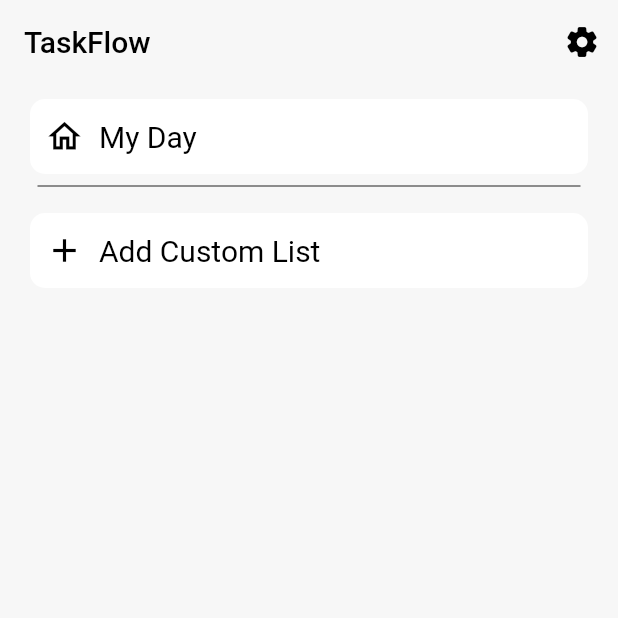
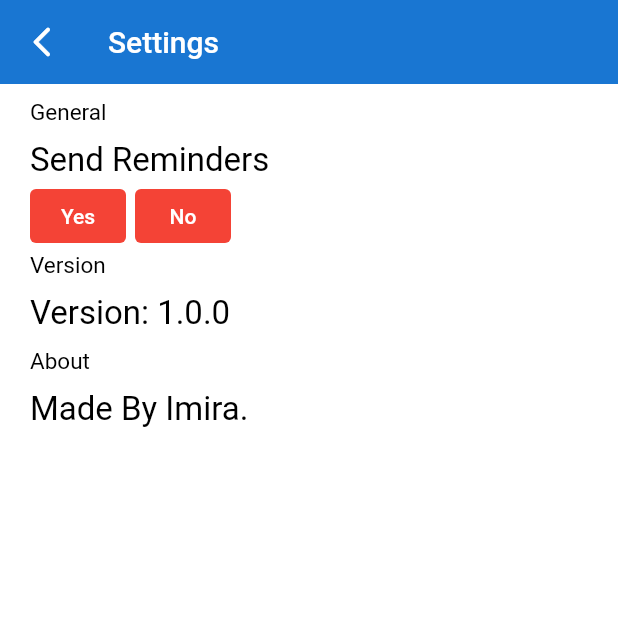
Before and after one commit to Imira-S-R/TaskFlow, a Flutter app: the Home screen opened directly, after a tap on the "settings" icon, on a phone screen of 412 x 824 dp, the top half of it. Run offline on Flutter 3.47's test engine with Material 2 defaults, Android fonts, the phone set to English and light mode, and no system bars; our stand-ins replace date_format, flutter_local_notifications, flutter_native_timezone, rxdart, sqflite, timezone; accounts and stored records are empty.

Commit message:
added new features

```diff
--- /dev/null
+++ b/lib/database/user_database.dart
@@ -0,0 +1,108 @@
+import 'package:path/path.dart';
+import 'package:sqflite/sqflite.dart';
+import 'package:taskflow/model/user_model.dart';
+
+
+class UserDatabase {
+  static final UserDatabase instance = UserDatabase._init();
+
+  static Database? _database;
+
+  UserDatabase._init();
+
+  Future<Database> get database async {
+    if (_database != null) return _database!;
+
+    _database = await _initDB('userinfo_database.db');
+    return _database!;
+  }
+
+  Future<Database> _initDB(String filePath) async {
+    final dbPath = await getDatabasesPath();
+    final path = join(dbPath, filePath);
+
+    return await openDatabase(path, version: 1, onCreate: _createDB);
+  }
+
+  Future _createDB(Database db, int version) async {
+    final idType = 'INTEGER PRIMARY KEY AUTOINCREMENT';
+    final boolType = 'BOOLEAN NOT NULL';
+
+    await db.execute('''
+CREATE TABLE $tableNotes (
+  ${UserFields.id} $idType,
+  ${UserFields.isReminderOn} $boolType
+  )
+''');
+  }
+
+  Future<User> create(User user) async {
+    final db = await instance.database;
+
+    // final json = note.toJson();
+    // final columns =
+    //     '${NoteFields.title}, ${NoteFields.description}, ${NoteFields.time}';
+    // final values =
+    //     '${json[NoteFields.title]}, ${json[NoteFields.description]}, ${json[NoteFields.time]}';
+    // final id = await db
+    //     .rawInsert('INSERT INTO table_name ($columns) VALUES ($values)');
+
+    final id = await db.insert(tableNotes, user.toJson());
+    return user.copy(id: id);
+  }
+
+  Future<User> readNote(int id) async {
+    final db = await instance.database;
+
+    final maps = await db.query(
+      tableNotes,
+      columns: UserFields.values,
+      where: '${UserFields.id} = ?',
+      whereArgs: [id],
+    );
+
+    if (maps.isNotEmpty) {
+      return User.fromJson(maps.first);
+    } else {
+      throw Exception('ID $id not found');
+    }
+  }
+
+  Future<List<User>> readAllNotes() async {
+    final db = await instance.database;
+
+    // final result =
+    //     await db.rawQuery('SELECT * FROM $tableNotes ORDER BY $orderBy');
+
+    final result = await db.query(tableNotes);
+
+    return result.map((json) => User.fromJson(json)).toList();
+  }
+
+  Future<int> update(User user) async {
+    final db = await instance.database;
+
+    return db.update(
+      tableNotes,
+      user.toJson(),
+      where: '${UserFields.id} = ?',
+      whereArgs: [user.id],
+    );
+  }
+
+  Future<int> delete(int id) async {
+    final db = await instance.database;
+
+    return await db.delete(
+      tableNotes,
+      where: '${UserFields.id} = ?',
+      whereArgs: [id],
+    );
+  }
+
+  Future close() async {
+    final db = await instance.database;
+
+    db.close();
+  }
+}
--- a/lib/main.dart
+++ b/lib/main.dart
@@ -1,4 +1,6 @@
 import 'package:flutter/material.dart';
+import 'package:taskflow/database/user_database.dart';
+import 'package:taskflow/model/user_model.dart';
 import 'package:taskflow/screens/get_started_screen.dart';
 import 'package:taskflow/screens/home_screen.dart';
 
@@ -6,14 +8,39 @@ void main() {
   runApp(MyApp());
 }
 
-class MyApp extends StatelessWidget {
+class MyApp extends StatefulWidget {
   const MyApp({ Key? key }) : super(key: key);
+
+  @override
+  _MyAppState createState() => _MyAppState();
+}
+
+class _MyAppState extends State<MyApp> {
+  late List<User> users = [];
+  bool isLoading = false;
+
+
+  @override
+  void initState() {
+    super.initState();
+
+    refreshNotes();
+  }
+
+  Future refreshNotes() async {
+    setState(() => isLoading = true);
+
+    this.users = await UserDatabase.instance.readAllNotes();
+
+    setState(() => isLoading = true);
+  }
 
   @override
   Widget build(BuildContext context) {
     return MaterialApp(
       debugShowCheckedModeBanner: false,
-      home: Home()
+      title: 'TaskFlow',
+      home: users.length == 0 ? GetStartedScreen() : Home(),
     );
   }
 }
--- /dev/null
+++ b/lib/model/user_model.dart
@@ -0,0 +1,41 @@
+final String tableNotes = 'tasks';
+
+class UserFields {
+  static final List<String> values = [
+    /// Add all fields
+    id, isReminderOn
+  ];
+
+  static final String id = '_id';
+  static final String isReminderOn = 'isReminderOn';
+}
+
+class User {
+  final int? id;
+  late bool isReminderOn;
+
+  User(
+      {this.id,
+      required this.isReminderOn,
+      });
+
+  User copy({
+    int? id,
+    bool? isReminderOn,
+
+  }) =>
+      User(
+        id: id ?? this.id,
+        isReminderOn: isReminderOn ?? this.isReminderOn,
+      );
+
+  static User fromJson(Map<String, Object?> json) => User(
+        id: json[UserFields.id] as int?,
+        isReminderOn: json[UserFields.isReminderOn] == 1,
+      );
+
+  Map<String, Object?> toJson() => {
+        UserFields.id: id,
+        UserFields.isReminderOn: isReminderOn ? 1 : 0,
+      };
+}
--- a/lib/screens/home_screen.dart
+++ b/lib/screens/home_screen.dart
@@ -6,6 +6,7 @@ import 'package:taskflow/screens/all_tasks_screen.dart';
 import 'package:taskflow/screens/custom_list_screen.dart';
 import 'package:taskflow/screens/important_screen.dart';
 import 'package:taskflow/screens/my_day_screen.dart';
+import 'package:taskflow/screens/settings_screen.dart';
 import 'package:taskflow/widgets/home_screen_tile.dart';
 
 class Home extends StatefulWidget {
@@ -41,18 +42,22 @@ class _HomeState extends State<Home> {
       backgroundColor: Color(0xffF7F7F7),
       appBar: AppBar(
         elevation: 0.0,
-        backgroundColor: Color(0xffF7F7F7),
+        brightness: Brightness.dark,
+        backgroundColor: Colors.blue[700],
         title: Text(
           'TaskFlow',
-          style: TextStyle(color: Colors.black),
+          style: TextStyle(color: Colors.white),
         ),
         actions: [
           IconButton(
               tooltip: 'Settings',
-              onPressed: () {},
+              onPressed: () {
+                Navigator.of(context).push(
+                    MaterialPageRoute(builder: (context) => SettingsScreen()));
+              },
               icon: Icon(
                 Icons.settings_rounded,
-                color: Colors.black,
+                color: Colors.white,
               ))
         ],
       ),
@@ -67,7 +72,6 @@ class _HomeState extends State<Home> {
             text: 'My Day',
             route: MyDay(),
           ),
-
           Container(
             width: MediaQuery.of(context).size.width - 50.0,
             child: Divider(
@@ -98,11 +102,10 @@ class _HomeState extends State<Home> {
                       onTap: () {
                         Navigator.of(context).push(MaterialPageRoute(
                             builder: (context) => CustomListScreen(
-                                  listName: lists[index].listName,
-                                  color: lists[index].color,
-                                  refreshLists: refreshNotes,
-                                  id: lists[index].id
-                                )));
+                                listName: lists[index].listName,
+                                color: lists[index].color,
+                                refreshLists: refreshNotes,
+                                id: lists[index].id)));
                       },
                       child: Container(
                           width: MediaQuery.of(context).size.width - 50.0,
--- a/lib/screens/my_day_screen.dart
+++ b/lib/screens/my_day_screen.dart
@@ -36,6 +36,7 @@ class _MyDayState extends State<MyDay> {
   Widget build(BuildContext context) {
     return Scaffold(
       floatingActionButton: FloatingActionButton(
+        tooltip: 'Add new task',
         onPressed: () {
           Navigator.of(context).push(MaterialPageRoute(
               builder: (context) => AddTaskScreen(
@@ -51,6 +52,7 @@ class _MyDayState extends State<MyDay> {
       ),
       backgroundColor: Color(0xff788BFF),
       appBar: AppBar(
+        brightness: Brightness.dark,
         leading: IconButton(
           icon: Icon(
             Icons.arrow_back_ios_new_rounded,
--- /dev/null
+++ b/lib/screens/settings_screen.dart
@@ -0,0 +1,160 @@
+import 'package:flutter/material.dart';
+import 'package:taskflow/database/user_database.dart';
+import 'package:taskflow/model/user_model.dart';
+
+class SettingsScreen extends StatefulWidget {
+  const SettingsScreen({Key? key}) : super(key: key);
+
+  @override
+  _SettingsScreenState createState() => _SettingsScreenState();
+}
+
+class _SettingsScreenState extends State<SettingsScreen> {
+  bool sendReminders = true;
+  late List<User> users = [];
+
+  @override
+  void initState() {
+    super.initState();
+
+    refreshNotes();
+  }
+
+  Future refreshNotes() async {
+    this.users = await UserDatabase.instance.readAllNotes();
+    sendReminders = users[0].isReminderOn;
+  }
+
+  void toggleSwitch(bool value) {
+    if (sendReminders == false) {
+      setState(() {
+        sendReminders = true;
+        UserDatabase.instance
+            .update(User(id: users[0].id, isReminderOn: sendReminders));
+        print('Updated succesfully: ${sendReminders.toString()}');
+      });
+    } else {
+      setState(() {
+        sendReminders = false;
+        UserDatabase.instance
+            .update(User(id: users[0].id, isReminderOn: sendReminders));
+        print('Updated succesfully: ${sendReminders.toString()}');
+      });
+    }
+  }
+
+  @override
+  Widget build(BuildContext context) {
+    return Scaffold(
+      backgroundColor: Colors.white,
+      appBar: AppBar(
+        elevation: 0.0,
+        brightness: Brightness.dark,
+        backgroundColor: Colors.blue[700],
+        leading: IconButton(
+            onPressed: () {
+              Navigator.pop(context);
+            },
+            icon: Icon(
+              Icons.arrow_back_ios_new_rounded,
+              color: Colors.white,
+            )),
+        title: Text(
+          'Settings',
+          style: TextStyle(color: Colors.white),
+        ),
+        centerTitle: false,
+      ),
+      body: Padding(
+        padding: const EdgeInsets.only(left: 20.0),
+        child: Column(
+          crossAxisAlignment: CrossAxisAlignment.start,
+          children: [
+            SizedBox(height: 10.0,),
+            Text(
+              'General',
+              style: TextStyle(color: Colors.black, fontSize: 15.0),
+            ),
+            SizedBox(
+              height: 10.0,
+            ),
+            Row(
+              children: [
+                Text(
+                  'Send Reminders',
+                  style: TextStyle(color: Colors.black, fontSize: 22.0),
+                ),
+                Spacer(),
+                SizedBox(
+                  width: 10.0,
+                ),
+                // Switch(
+                //   onChanged: toggleSwitch,
+                //   value: sendReminders,
+                //   activeColor: Colors.green,
+                //   activeTrackColor: Colors.green[600],
+                //   inactiveThumbColor: Colors.redAccent,
+                //   inactiveTrackColor: Colors.red,
+                // ),
+              ],
+            ),
+            Row(
+              children: [
+                TextButton(
+                  onPressed: () {
+                    setState(() {
+                      UserDatabase.instance
+                          .update(User(id: users[0].id, isReminderOn: true));
+                    });
+                  },
+                  child: Text('Yes'),
+                  style: TextButton.styleFrom(
+                      backgroundColor: Colors.red, primary: Colors.white),
+                ),
+                SizedBox(
+                  width: 6.0,
+                ),
+                TextButton(
+                  onPressed: () {
+                    setState(() {
+                      UserDatabase.instance
+                          .update(User(id: users[0].id, isReminderOn: false));
+                    });
+                  },
+                  child: Text('No'),
+                  style: TextButton.styleFrom(
+                      backgroundColor: Colors.red, primary: Colors.white),
+                ),
+              ],
+            ),
+            Text(
+              'Version',
+              style: TextStyle(color: Colors.black, fontSize: 15.0),
+            ),
+            SizedBox(
+              height: 10,
+            ),
+            Text(
+              'Version: 1.0.0',
+              style: TextStyle(color: Colors.black, fontSize: 22.0),
+            ),
+            SizedBox(
+              height: 10.0,
+            ),
+            Text(
+              'About',
+              style: TextStyle(color: Colors.black, fontSize: 15.0),
+            ),
+            SizedBox(
+              height: 10,
+            ),
+            Text(
+              'Made By Imira.',
+              style: TextStyle(color: Colors.black, fontSize: 22.0),
+            ),
+          ],
+        ),
+      ),
+    );
+  }
+}
--- a/lib/screens/task_viewer_screen.dart
+++ b/lib/screens/task_viewer_screen.dart
@@ -61,9 +61,11 @@ class _TaskvieweVStateScreen extends State<TaskViewerScreen> {
     return Scaffold(
       backgroundColor: Color(0xff20A39E),
       appBar: AppBar(
+        brightness: Brightness.dark,
         elevation: 0.0,
         actions: [
           IconButton(
+            tooltip: 'Edit task',
               onPressed: () {
                 Navigator.of(context).push(MaterialPageRoute(
                     builder: (context) => EditTaskScreen(
@@ -85,6 +87,7 @@ class _TaskvieweVStateScreen extends State<TaskViewerScreen> {
               Icons.delete_outline,
               color: Colors.white,
             ),
+            tooltip: 'Delete Task',
             onPressed: () {
               showDialog(
                 context: context,
```
Also changed, not shown: lib/screens/add_custom_list_screen.dart (+10 -9 lines), lib/screens/add_task_screen.dart (+34 -26 lines), lib/screens/custom_list_screen.dart (+16 -6 lines), lib/screens/edit_task_screen.dart (+89 -21 lines), lib/screens/get_started_screen.dart (+8 -1 lines), assets/get_started.png (deleted), assets/login.png (deleted).
